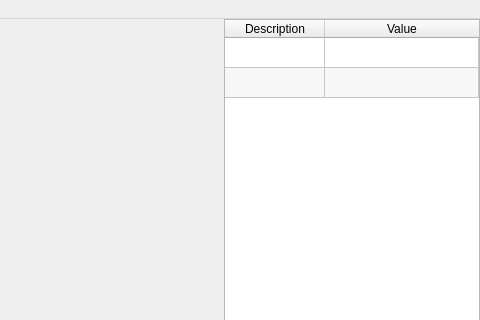
pgebhardt/eitViewer, file mainwindow.ui: the form before one commit; both pictures show x 574 to 1054 and y 0 to 320 of the 1054 by 840 pixel window.
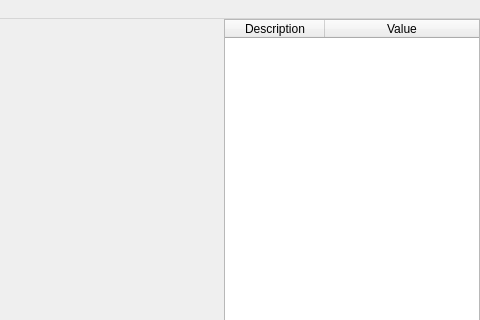
The form after the commit. Custom widgets are drawn as their Qt base class.

Commit message: time measurement part of analysis

The edit to the form file:
```diff
--- a/mainwindow.ui
+++ b/mainwindow.ui
@@ -60,7 +60,7 @@
           <enum>QAbstractItemView::SingleSelection</enum>
          </property>
          <property name="rowCount">
-          <number>2</number>
+          <number>0</number>
          </property>
          <property name="columnCount">
           <number>2</number>
@@ -77,8 +77,6 @@
          <attribute name="verticalHeaderStretchLastSection">
           <bool>false</bool>
          </attribute>
-         <row/>
-         <row/>
          <column>
           <property name="text">
            <string>Description</string>
```
Left out of the diff: 4 changed lines with no effect on the pictures. The commit also changes 2 other files.
